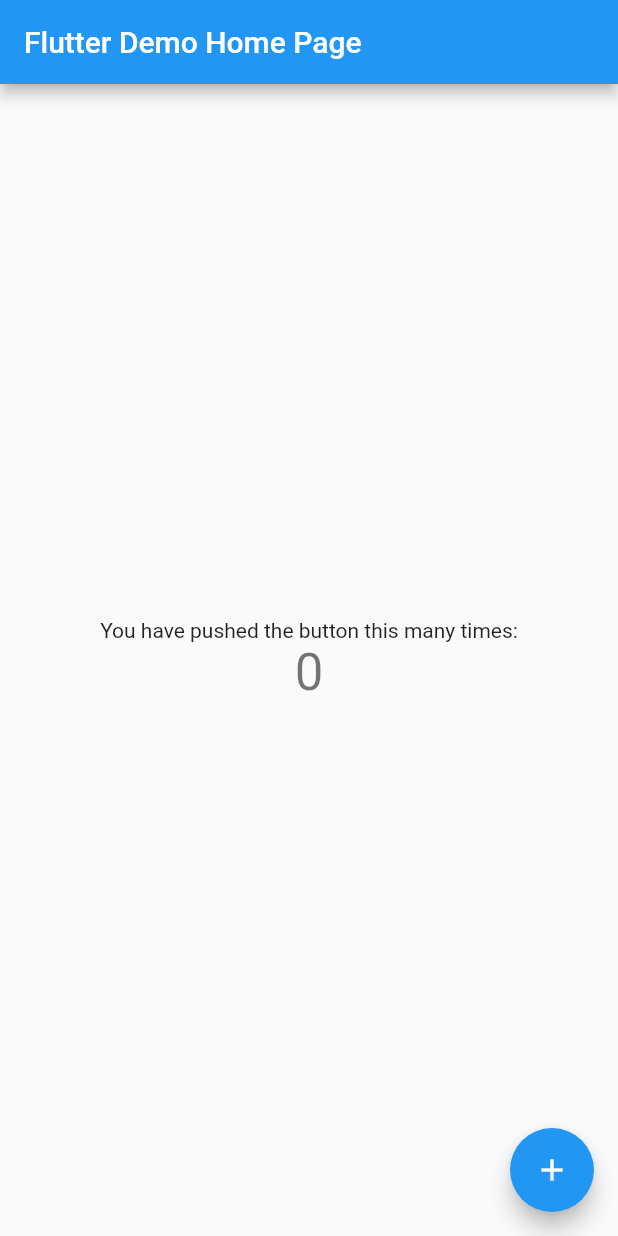
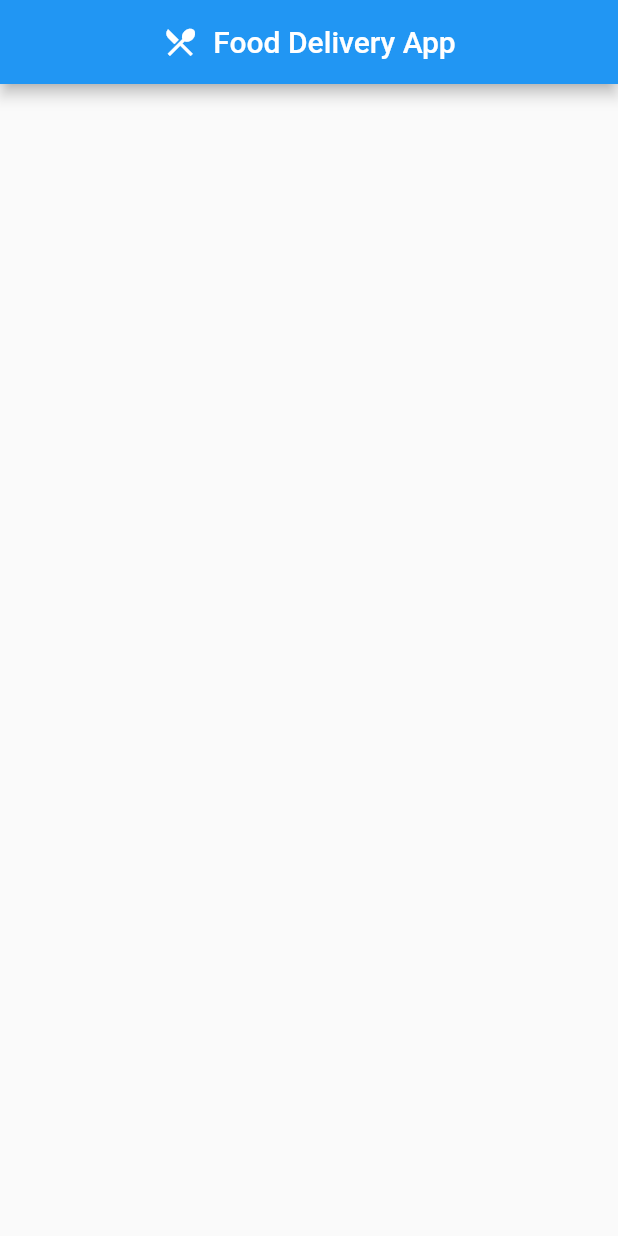
Before and after one commit to Angel-cuba/Food_Flutter, a Flutter app: the screen it shows after launch, on a phone screen of 412 x 824 dp. Run offline on Flutter 3.47's test engine with Material 2 defaults, Android fonts, the phone set to English and light mode, and no system bars.

Commit message:
Refactor code and add styles

```diff
--- a/lib/main.dart
+++ b/lib/main.dart
@@ -1,4 +1,6 @@
 import 'package:flutter/material.dart';
+
+import 'views/home_page.dart';
 
 void main() {
   runApp(const MyApp());
@@ -11,105 +13,12 @@ class MyApp extends StatelessWidget {
   @override
   Widget build(BuildContext context) {
     return MaterialApp(
-      title: 'Flutter Demo',
+      debugShowCheckedModeBanner: false,
+      title: 'Food Delivery App',
       theme: ThemeData(
-        // This is the theme of your application.
-        //
-        // Try running your application with "flutter run". You'll see the
-        // application has a blue toolbar. Then, without quitting the app, try
-        // changing the primarySwatch below to Colors.green and then invoke
-        // "hot reload" (press "r" in the console where you ran "flutter run",
-        // or simply save your changes to "hot reload" in a Flutter IDE).
-        // Notice that the counter didn't reset back to zero; the application
-        // is not restarted.
         primarySwatch: Colors.blue,
       ),
       home: const MyHomePage(title: 'Flutter Demo Home Page'),
     );
   }
 }
-
-class MyHomePage extends StatefulWidget {
-  const MyHomePage({super.key, required this.title});
-
-  // This widget is the home page of your application. It is stateful, meaning
-  // that it has a State object (defined below) that contains fields that affect
-  // how it looks.
-
-  // This class is the configuration for the state. It holds the values (in this
-  // case the title) provided by the parent (in this case the App widget) and
-  // used by the build method of the State. Fields in a Widget subclass are
-  // always marked "final".
-
-  final String title;
-
-  @override
-  State<MyHomePage> createState() => _MyHomePageState();
-}
-
-class _MyHomePageState extends State<MyHomePage> {
-  int _counter = 0;
-
-  void _incrementCounter() {
-    setState(() {
-      // This call to setState tells the Flutter framework that something has
-      // changed in this State, which causes it to rerun the build method below
-      // so that the display can reflect the updated values. If we changed
-      // _counter without calling setState(), then the build method would not be
-      // called again, and so nothing would appear to happen.
-      _counter++;
-    });
-  }
-
-  @override
-  Widget build(BuildContext context) {
-    // This method is rerun every time setState is called, for instance as done
-    // by the _incrementCounter method above.
-    //
-    // The Flutter framework has been optimized to make rerunning build methods
-    // fast, so that you can just rebuild anything that needs updating rather
-    // than having to individually change instances of widgets.
-    return Scaffold(
-      appBar: AppBar(
-        // Here we take the value from the MyHomePage object that was created by
-        // the App.build method, and use it to set our appbar title.
-        title: Text(widget.title),
-      ),
-      body: Center(
-        // Center is a layout widget. It takes a single child and positions it
-        // in the middle of the parent.
-        child: Column(
-          // Column is also a layout widget. It takes a list of children and
-          // arranges them vertically. By default, it sizes itself to fit its
-          // children horizontally, and tries to be as tall as its parent.
-          //
-          // Invoke "debug painting" (press "p" in the console, choose the
-          // "Toggle Debug Paint" action from the Flutter Inspector in Android
-          // Studio, or the "Toggle Debug Paint" command in Visual Studio Code)
-          // to see the wireframe for each widget.
-          //
-          // Column has various properties to control how it sizes itself and
-          // how it positions its children. Here we use mainAxisAlignment to
-          // center the children vertically; the main axis here is the vertical
-          // axis because Columns are vertical (the cross axis would be
-          // horizontal).
-          mainAxisAlignment: MainAxisAlignment.center,
-          children: <Widget>[
-            const Text(
-              'You have pushed the button this many times:',
-            ),
-            Text(
-              '$_counter',
-              style: Theme.of(context).textTheme.headline4,
-            ),
-          ],
-        ),
-      ),
-      floatingActionButton: FloatingActionButton(
-        onPressed: _incrementCounter,
-        tooltip: 'Increment',
-        child: const Icon(Icons.add),
-      ), // This trailing comma makes auto-formatting nicer for build methods.
-    );
-  }
-}
--- /dev/null
+++ b/lib/views/home_page.dart
@@ -0,0 +1,41 @@
+import 'package:flutter/material.dart';
+
+class MyHomePage extends StatefulWidget {
+  const MyHomePage({super.key, required this.title});
+
+  final String title;
+
+  @override
+  State<MyHomePage> createState() => _MyHomePageState();
+}
+
+class _MyHomePageState extends State<MyHomePage> {
+  int _counter = 0;
+
+  void _incrementCounter() {
+    setState(() {
+      // This call to setState tells the Flutter framework that something has
+      // changed in this State, which causes it to rerun the build method below
+      // so that the display can reflect the updated values. If we changed
+      // _counter without calling setState(), then the build method would not be
+      // called again, and so nothing would appear to happen.
+      _counter++;
+    });
+  }
+
+  @override
+  Widget build(BuildContext context) {
+    return Scaffold(
+      appBar: AppBar(
+        title: Row(
+          mainAxisAlignment: MainAxisAlignment.center,
+          children: const [
+            Icon(Icons.restaurant_menu),
+            SizedBox(width: 10),
+            Text('Food Delivery App'),
+          ],
+        ),
+      ),
+    );
+  }
+}
```
